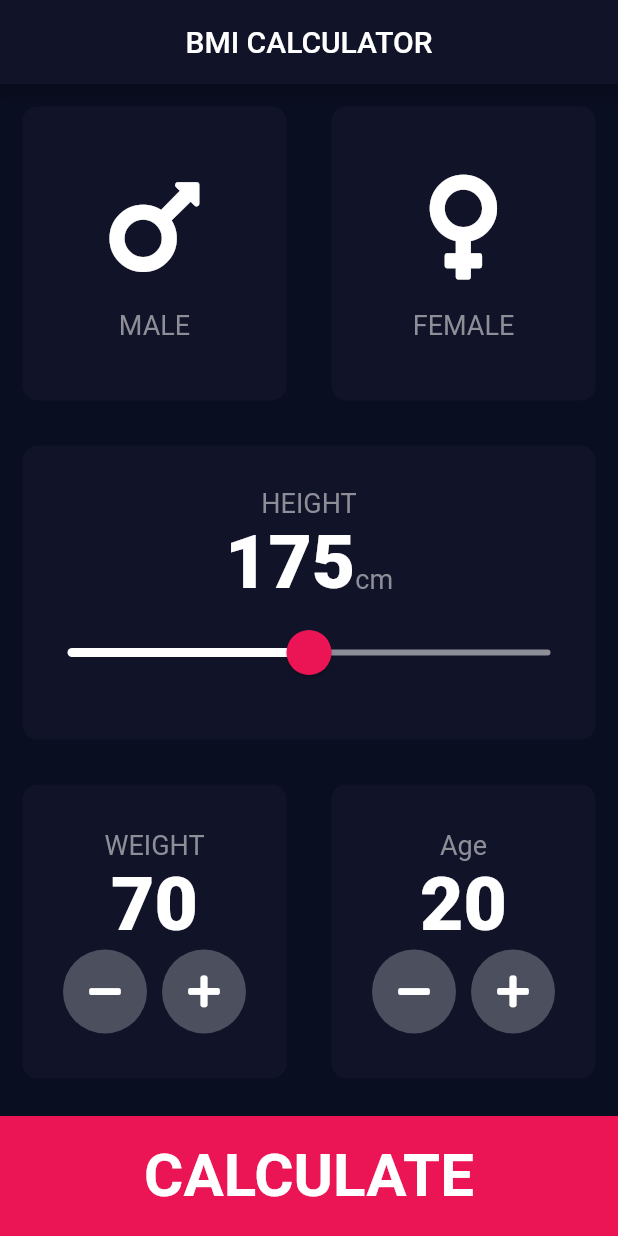
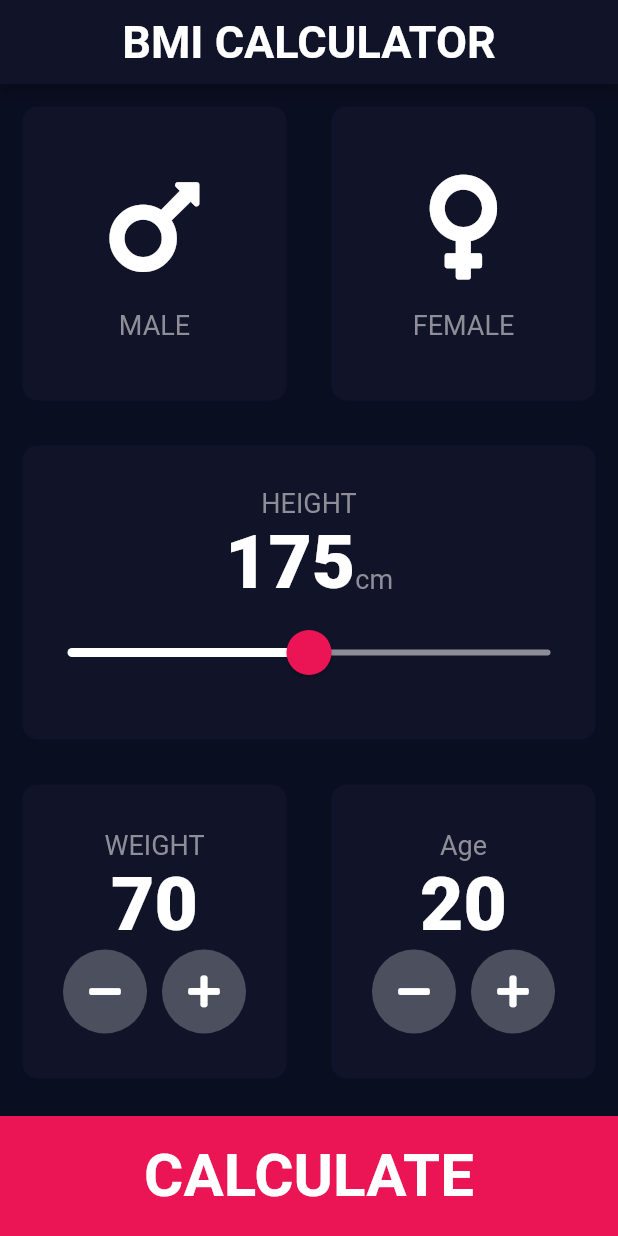
Before and after one commit to whoamins/BMI_calculator, a Flutter app: the screen it shows after launch, on a phone screen of 412 x 824 dp. Run offline on Flutter 3.47's test engine with Material 2 defaults, Android fonts, the phone set to English and light mode, and no system bars; drawn by our look-alikes of animated_text_kit; our stand-ins replace font_awesome_flutter; Roboto replaces fonts that are missing (Horizon).

Commit message:
Fix interpretation output and app bar title

```diff
--- a/lib/screens/input_page.dart
+++ b/lib/screens/input_page.dart
@@ -8,7 +8,6 @@ import 'package:bmi_calculator/widgets/card_content.dart';
 import 'package:bmi_calculator/utils/constants.dart';
 import 'package:bmi_calculator/widgets/round_button.dart';
 import 'package:bmi_calculator/calculate_bmi.dart';
-
 
 enum Gender {
   male,
@@ -32,7 +31,10 @@ class _InputPageState extends State<InputPage> {
   Widget build(BuildContext context) {
     return Scaffold(
         appBar: AppBar(
-          title: Text('BMI CALCULATOR'),
+          title: Text(
+            'BMI CALCULATOR',
+            style: kAppBarTextStyle,
+          ),
           backgroundColor: kAppBarBackgroundColor,
           centerTitle: true,
         ),
@@ -211,12 +213,8 @@ class _InputPageState extends State<InputPage> {
             )),
             BottomButton(
               buttonTitle: 'CALCULATE',
-
               onTap: () {
-                Calculate calc = Calculate(
-                    height: height,
-                    weight: weight
-                );
+                Calculate calc = Calculate(height: height, weight: weight);
 
                 Navigator.push(
                   context,
@@ -231,7 +229,6 @@ class _InputPageState extends State<InputPage> {
               },
             ),
           ],
-        )
-    );
+        ));
   }
 }
--- a/lib/screens/result_page.dart
+++ b/lib/screens/result_page.dart
@@ -17,7 +17,10 @@ class ResultsPage extends StatelessWidget {
   Widget build(BuildContext context) {
     return Scaffold(
       appBar: AppBar(
-        title: Text('BMI CALCULATOR'),
+        title: Text(
+          'BMI CALCULATOR',
+          style: kAppBarTextStyle,
+        ),
         backgroundColor: kAppBarBackgroundColor,
         centerTitle: true,
       ),
--- a/lib/utils/constants.dart
+++ b/lib/utils/constants.dart
@@ -6,6 +6,7 @@ const kBottomContainerColor = Color(0xFFEB1555);
 const kCardNumberStyle = TextStyle(fontSize: 50.0, fontWeight: FontWeight.w900);
 
 // AppBar constants
+const kAppBarTextStyle = TextStyle(fontSize: 30.0, fontWeight: FontWeight.bold);
 const kAppBarBackgroundColor = Color(0xFF111328);
 
 // Small card constants
--- a/lib/utils/interpretation.dart
+++ b/lib/utils/interpretation.dart
@@ -1,21 +1,21 @@
 var highBMI = [
-  'You have a higher than normal body weight. Try to exercise more.',
-  'You have too high weight, try eating less and exercise',
-  'You have too high weight, try doing yoga',
-  'You have too high weight, try running in the mornings',
-  'You have too high weight, try to sign up for a gym',
+  'You have a higher than normal body weight.\nTry to exercise more.',
+  'You have too high weight.\nTry eating less and exercise',
+  'You have too high weight.\nTry doing yoga',
+  'You have too high weight.\nTry running in the mornings',
+  'You have too high weight.\nTry to sign up for a gym',
 ];
 
 var normalBMI = [
-  'You have a normal body weight. Good job!',
-  'You have a normal body weight. You are amazing!',
-  'You have a really good body weight. Perfectly!',
-  'You have a normal body weight. you don\'t have to worry',
+  'You have a normal body weight.\nGood job!',
+  'You have a normal body weight.\nYou are amazing!',
+  'You have a really good body weight.\nPerfectly!',
+  'You have a normal body weight.\nyou don\'t have to worry',
 ];
 
 var lowBMI = [
-  'You have a lower than normal body weight. You can eat a bit more.',
-  'You have a lower than normal body weight. Eat more!'
-  'You have a lower than normal body weight. Try to gain weight!',
-  'You have a lower than normal body weight. Try to eat more fatty food'
+  'You have a lower than normal body weight.\nYou can eat a bit more.',
+  'You have a lower than normal body weight.\nEat more!'
+  'You have a lower than normal body weight.\nTry to gain weight!',
+  'You have a lower than normal body weight.\nTry to eat more fatty food'
 ];
--- a/pubspec.yaml
+++ b/pubspec.yaml
@@ -26,7 +26,7 @@ dependencies:
   font_awesome_flutter: ^9.0.0
   flutter_slidable: ^0.6.0
   animated_text_kit: ^4.2.1
-  carousel_slider: ^3.0.0
+  carousel_pro: ^1.0.0
   cupertino_icons: ^1.0.2
 
 dev_dependencies:
```
Also changed, not shown: pubspec.lock. Lines whose indentation alone changed are shown as unchanged.
